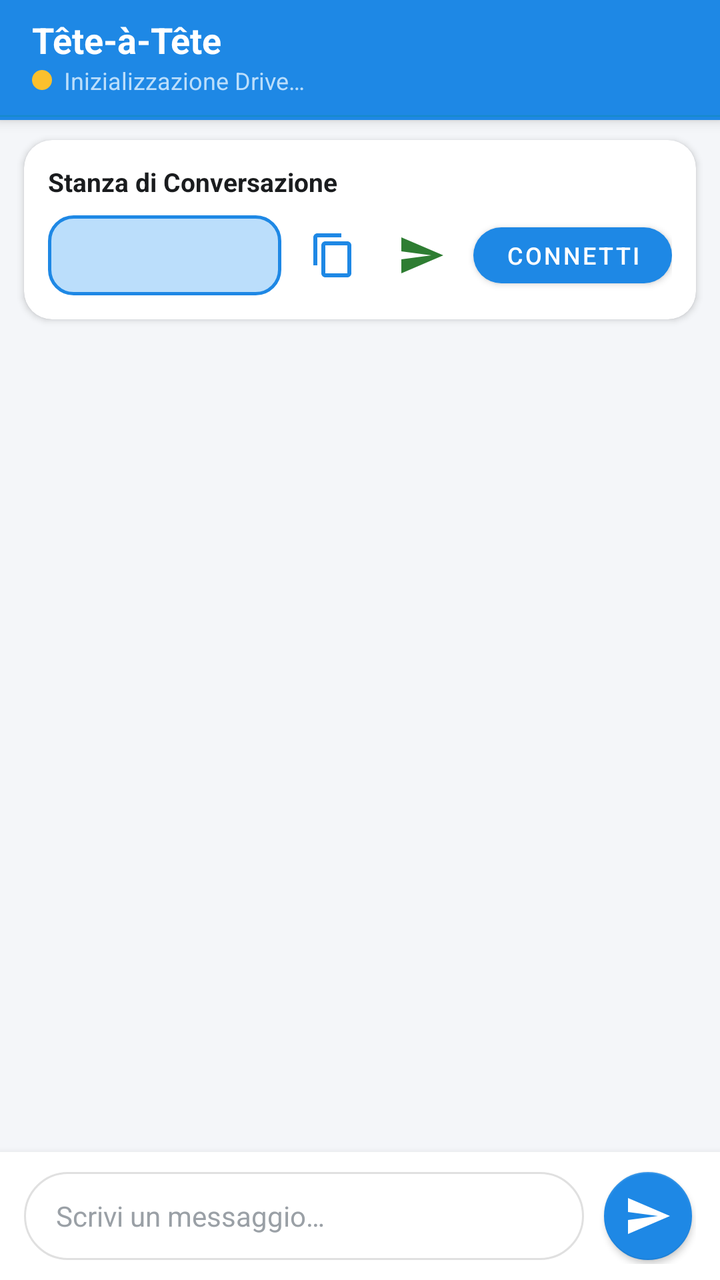
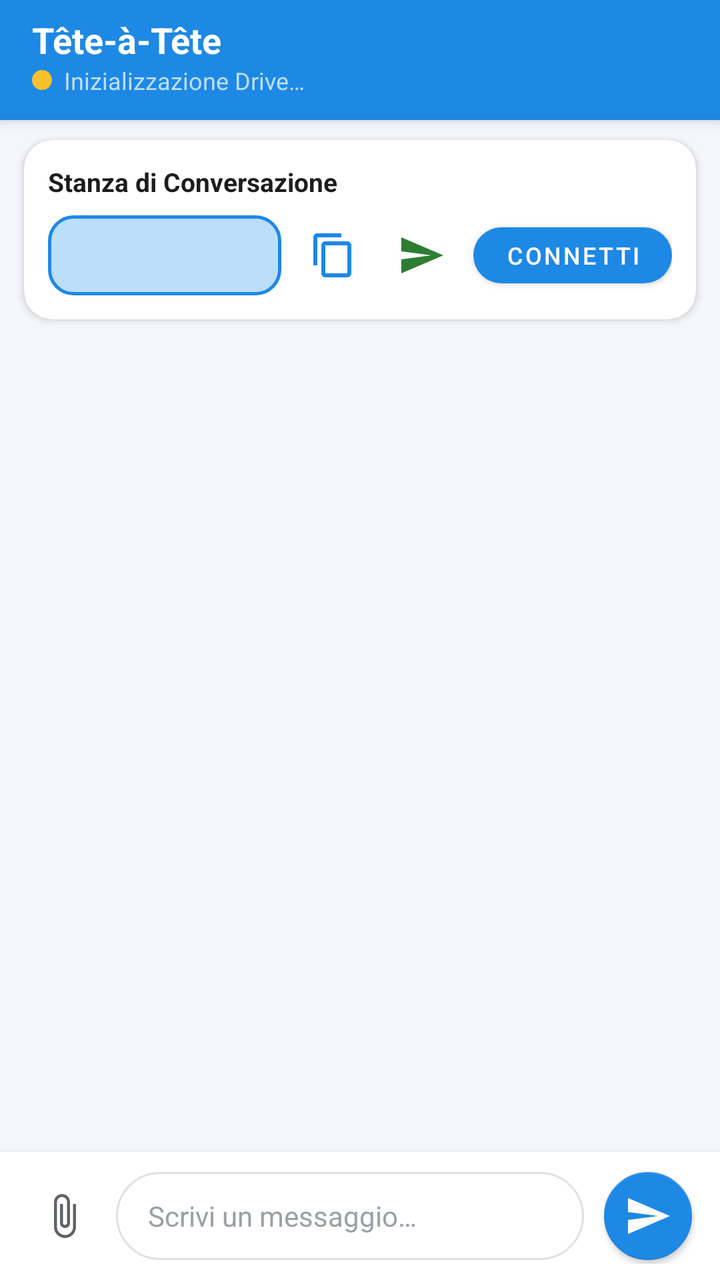

Two renders of the same Android screen: before a commit and after it. Below are the layout's source before the change and the commit's diff.
<!-- AndroidManifest.xml: application theme AppTheme -->
<!-- res/layout/activity_chat.xml -->
<?xml version="1.0" encoding="utf-8"?>
<androidx.coordinatorlayout.widget.CoordinatorLayout
    xmlns:android="http://schemas.android.com/apk/res/android"
    xmlns:app="http://schemas.android.com/apk/res-auto"
    xmlns:tools="http://schemas.android.com/tools"
    android:layout_width="match_parent"
    android:layout_height="match_parent"
    android:background="@color/background">

    
    <com.google.android.material.appbar.AppBarLayout
        android:id="@+id/appBarLayout"
        android:layout_width="match_parent"
        android:layout_height="wrap_content"
        android:theme="@style/ThemeOverlay.MaterialComponents.Dark.ActionBar">

        <androidx.appcompat.widget.Toolbar
            android:id="@+id/toolbar"
            android:layout_width="match_parent"
            android:layout_height="?attr/actionBarSize"
            android:background="@color/primary"
            app:popupTheme="@style/ThemeOverlay.MaterialComponents.Light">

            <LinearLayout
                android:layout_width="match_parent"
                android:layout_height="wrap_content"
                android:orientation="vertical">

                <TextView
                    android:id="@+id/toolbarTitle"
                    android:layout_width="wrap_content"
                    android:layout_height="wrap_content"
                    android:text="@string/app_name"
                    android:textColor="@color/surface"
                    android:textSize="18sp"
                    android:textStyle="bold" />

                <LinearLayout
                    android:layout_width="wrap_content"
                    android:layout_height="wrap_content"
                    android:gravity="center_vertical"
                    android:orientation="horizontal">

                    <ImageView
                        android:id="@+id/imgStatusLed"
                        android:layout_width="10dp"
                        android:layout_height="10dp"
                        android:layout_marginEnd="6dp"
                        android:contentDescription="Status LED"
                        android:src="@drawable/ic_led_yellow" />

                    <TextView
                        android:id="@+id/txtStatus"
                        android:layout_width="wrap_content"
                        android:layout_height="wrap_content"
                        android:text="@string/status_connecting"
                        android:textColor="@color/primaryLight"
                        android:textSize="12sp" />

                </LinearLayout>

            </LinearLayout>

        </androidx.appcompat.widget.Toolbar>

        
        <ProgressBar
            android:id="@+id/prgMain"
            style="?android:attr/progressBarStyleHorizontal"
            android:layout_width="match_parent"
            android:layout_height="4dp"
            android:indeterminate="true"
            android:indeterminateTint="@color/secondary"
            android:visibility="visible" />

    </com.google.android.material.appbar.AppBarLayout>

    
    <androidx.constraintlayout.widget.ConstraintLayout
        android:layout_width="match_parent"
        android:layout_height="match_parent"
        app:layout_behavior="@string/appbar_scrolling_view_behavior">

        
        <LinearLayout
            android:id="@+id/bannerNoConnection"
            android:layout_width="0dp"
            android:layout_height="wrap_content"
            android:background="@color/status_disconnected"
            android:gravity="center"
            android:orientation="horizontal"
            android:paddingStart="12dp"
            android:paddingTop="7dp"
            android:paddingEnd="12dp"
            android:paddingBottom="7dp"
            android:visibility="gone"
            app:layout_constraintEnd_toEndOf="parent"
            app:layout_constraintStart_toStartOf="parent"
            app:layout_constraintTop_toTopOf="parent">

            <ImageView
                android:layout_width="16dp"
                android:layout_height="16dp"
                android:contentDescription="@string/no_connection_msg"
                android:src="@drawable/ic_no_wifi"
                app:tint="@color/surface" />

            <TextView
                android:layout_width="wrap_content"
                android:layout_height="wrap_content"
                android:layout_marginStart="8dp"
                android:text="@string/no_connection_msg"
                android:textColor="@color/surface"
                android:textSize="12sp"
                android:textStyle="bold" />

        </LinearLayout>

        
        <com.google.android.material.card.MaterialCardView
            android:id="@+id/cardRoom"
            android:layout_width="0dp"
            android:layout_height="wrap_content"
            android:layout_marginStart="12dp"
            android:layout_marginTop="10dp"
            android:layout_marginEnd="12dp"
            app:cardBackgroundColor="@color/surface"
            app:cardCornerRadius="14dp"
            app:cardElevation="2dp"
            app:layout_constraintEnd_toEndOf="parent"
            app:layout_constraintStart_toStartOf="parent"
            app:layout_constraintTop_toBottomOf="@+id/bannerNoConnection">

            <LinearLayout
                android:layout_width="match_parent"
                android:layout_height="wrap_content"
                android:orientation="vertical"
                android:padding="12dp">

                <TextView
                    android:layout_width="wrap_content"
                    android:layout_height="wrap_content"
                    android:text="@string/room_title"
                    android:textColor="@color/text_primary"
                    android:textSize="13sp"
                    android:textStyle="bold" />

                <LinearLayout
                    android:layout_width="match_parent"
                    android:layout_height="wrap_content"
                    android:layout_marginTop="8dp"
                    android:gravity="center_vertical"
                    android:orientation="horizontal">

                    
                    <Spinner
                        android:id="@+id/roomSpinner"
                        android:layout_width="0dp"
                        android:layout_height="40dp"
                        android:layout_weight="1"
                        android:background="@drawable/bg_spinner"
                        android:paddingStart="8dp"
                        android:paddingEnd="8dp" />

                    
                    <ImageButton
                        android:id="@+id/btnPlay"
                        android:layout_width="40dp"
                        android:layout_height="40dp"
                        android:layout_marginStart="6dp"
                        android:background="?attr/selectableItemBackgroundBorderless"
                        android:contentDescription="@string/btn_copy_id"
                        android:src="@drawable/ic_content_copy" />

                    
                    <ImageButton
                        android:id="@+id/btnWhatsApp"
                        android:layout_width="40dp"
                        android:layout_height="40dp"
                        android:layout_marginStart="4dp"
                        android:background="?attr/selectableItemBackgroundBorderless"
                        android:contentDescription="Condividi su WhatsApp"
                        android:src="@drawable/ic_send_vector"
                        app:tint="@color/status_connected" />

                    
                    <com.google.android.material.button.MaterialButton
                        android:id="@+id/BtnCollega"
                        android:layout_width="wrap_content"
                        android:layout_height="40dp"
                        android:layout_marginStart="6dp"
                        android:text="@string/btn_connect"
                        android:textSize="12sp"
                        app:cornerRadius="20dp" />

                </LinearLayout>

            </LinearLayout>

        </com.google.android.material.card.MaterialCardView>

        
        <LinearLayout
            android:id="@+id/emptyStateLayout"
            android:layout_width="wrap_content"
            android:layout_height="wrap_content"
            android:gravity="center"
            android:orientation="vertical"
            android:padding="24dp"
            android:visibility="gone"
            app:layout_constraintBottom_toTopOf="@+id/bottomBar"
            app:layout_constraintEnd_toEndOf="parent"
            app:layout_constraintStart_toStartOf="parent"
            app:layout_constraintTop_toBottomOf="@+id/cardRoom">

            <ImageView
                android:layout_width="64dp"
                android:layout_height="64dp"
                android:alpha="0.6"
                android:contentDescription="@string/empty_chat_title"
                android:src="@mipmap/ic_launcher" />

            <TextView
                android:layout_width="wrap_content"
                android:layout_height="wrap_content"
                android:layout_marginTop="12dp"
                android:text="@string/empty_chat_title"
                android:textColor="@color/text_primary"
                android:textSize="16sp"
                android:textStyle="bold" />

            <TextView
                android:layout_width="260dp"
                android:layout_height="wrap_content"
                android:layout_marginTop="6dp"
                android:gravity="center"
                android:text="@string/empty_chat_subtitle"
                android:textColor="@color/text_secondary"
                android:textSize="13sp" />

        </LinearLayout>

        
        <androidx.recyclerview.widget.RecyclerView
            android:id="@+id/messagesContainer"
            android:layout_width="0dp"
            android:layout_height="0dp"
            android:clipToPadding="false"
            android:paddingTop="8dp"
            android:paddingBottom="8dp"
            app:layout_constraintBottom_toTopOf="@+id/bottomBar"
            app:layout_constraintEnd_toEndOf="parent"
            app:layout_constraintStart_toStartOf="parent"
            app:layout_constraintTop_toBottomOf="@+id/cardRoom" />

        
        <LinearLayout
            android:id="@+id/bottomBar"
            android:layout_width="0dp"
            android:layout_height="wrap_content"
            android:background="@color/surface"
            android:elevation="6dp"
            android:gravity="center_vertical"
            android:orientation="horizontal"
            android:paddingStart="12dp"
            android:paddingTop="8dp"
            android:paddingEnd="12dp"
            android:paddingBottom="8dp"
            app:layout_constraintBottom_toBottomOf="parent"
            app:layout_constraintEnd_toEndOf="parent"
            app:layout_constraintStart_toStartOf="parent">

            <EditText
                android:id="@+id/messageEdit"
                android:layout_width="0dp"
                android:layout_height="wrap_content"
                android:layout_weight="1"
                android:background="@drawable/bg_chat_input"
                android:hint="@string/type_message_hint"
                android:imeOptions="actionSend"
                android:inputType="textMultiLine|textCapSentences"
                android:maxLines="4"
                android:minHeight="44dp"
                android:paddingStart="16dp"
                android:paddingTop="10dp"
                android:paddingEnd="16dp"
                android:paddingBottom="10dp"
                android:textColor="@color/text_primary"
                android:textColorHint="@color/text_hint"
                android:textSize="14sp" />

            <com.google.android.material.floatingactionbutton.FloatingActionButton
                android:id="@+id/chatSendButton"
                android:layout_width="wrap_content"
                android:layout_height="wrap_content"
                android:layout_marginStart="8dp"
                android:contentDescription="@string/send"
                app:backgroundTint="@color/primary"
                app:elevation="2dp"
                app:fabCustomSize="44dp"
                app:srcCompat="@drawable/ic_send_vector"
                app:tint="@color/surface" />

        </LinearLayout>

    </androidx.constraintlayout.widget.ConstraintLayout>

</androidx.coordinatorlayout.widget.CoordinatorLayout>
<!-- resources referenced by this layout -->
<resources>
  <color name="background">#F4F6F9</color>
  <color name="primary">#1E88E5</color>
  <color name="primaryLight">#BBDEFB</color>
  <color name="secondary">#00897B</color>
  <color name="status_connected">#2E7D32</color>
  <color name="status_disconnected">#C62828</color>
  <color name="surface">#FFFFFF</color>
  <color name="text_hint">#9AA0A6</color>
  <color name="text_primary">#1A1C1E</color>
  <color name="text_secondary">#5F6368</color>
  <!-- drawable bg_chat_input (drawable) -->
  <?xml version="1.0" encoding="utf-8"?>
  <shape xmlns:android="http://schemas.android.com/apk/res/android"
      android:shape="rectangle">
      <solid android:color="@color/surface" />
      <stroke
          android:width="1dp"
          android:color="@color/divider" />
      <corners android:radius="24dp" />
  </shape>
  <!-- drawable bg_spinner (drawable) -->
  <?xml version="1.0" encoding="utf-8"?>
  <shape xmlns:android="http://schemas.android.com/apk/res/android"
      android:shape="rectangle">
      <solid android:color="@color/primaryLight" />
      <stroke
          android:width="1.5dp"
          android:color="@color/primary" />
      <corners android:radius="12dp" />
  </shape>
  <!-- drawable ic_content_copy (drawable) -->
  <vector xmlns:android="http://schemas.android.com/apk/res/android"
      android:width="24dp"
      android:height="24dp"
      android:viewportWidth="24"
      android:viewportHeight="24">
      <path
          android:fillColor="@color/primary"
          android:pathData="M16,1H4c-1.1,0 -2,0.9 -2,2v14h2V3h12V1zm3,4H8c-1.1,0 -2,0.9 -2,2v14c0,1.1 0.9,2 2,2h11c1.1,0 2,-0.9 2,-2V7c0,-1.1 -0.9,-2 -2,-2zm0,16H8V7h11v14z" />
  </vector>
  <!-- drawable ic_led_yellow (drawable) -->
  <?xml version="1.0" encoding="utf-8"?>
  <shape xmlns:android="http://schemas.android.com/apk/res/android"
      android:shape="oval">
      <solid android:color="#FBC02D" />
      <size
          android:width="12dp"
          android:height="12dp" />
  </shape>
  <!-- drawable ic_send_vector (drawable) -->
  <vector xmlns:android="http://schemas.android.com/apk/res/android"
      android:width="24dp"
      android:height="24dp"
      android:viewportWidth="24"
      android:viewportHeight="24">
      <path
          android:fillColor="@color/surface"
          android:pathData="M2.01,21L23,12 2.01,3 2,10l15,2 -15,2z" />
  </vector>
  <string name="app_name">Tête-à-Tête</string>
  <string name="btn_connect">Connetti</string>
  <string name="btn_copy_id">Copia ID</string>
  <string name="empty_chat_subtitle">Condividi il tuo ID con il contatto o incolla il suo ID per iniziare a chattare in modo privato.</string>
  <string name="empty_chat_title">Nessun messaggio ancora</string>
  <string name="no_connection_msg">Nessuna connessione a Internet</string>
  <string name="room_title">Stanza di Conversazione</string>
  <string name="send">Invia</string>
  <string name="status_connecting">Inizializzazione Drive…</string>
  <string name="type_message_hint">Scrivi un messaggio…</string>
  <color name="divider">#E0E0E0</color>
  <color name="primaryVariant">#1565C0</color>
  <color name="secondaryVariant">#00695C</color>
  <!-- unchanged entries left out for length: 3 -->
</resources>

<!-- the commit's change to res/layout/activity_chat.xml (unified diff, before → after) -->
@@ -269,6 +269,17 @@
             app:layout_constraintBottom_toBottomOf="parent"
             app:layout_constraintEnd_toEndOf="parent"
             app:layout_constraintStart_toStartOf="parent">
+
+            
+            <ImageButton
+                android:id="@+id/btnAttach"
+                android:layout_width="40dp"
+                android:layout_height="40dp"
+                android:layout_marginEnd="6dp"
+                android:background="?attr/selectableItemBackgroundBorderless"
+                android:contentDescription="Allegato documento"
+                android:src="@drawable/ic_attach_file"
+                app:tint="@color/text_secondary" />
 
             <EditText
                 android:id="@+id/messageEdit"
<!-- resource entries referenced after the edit -->
@@ -30,6 +30,16 @@
           android:color="@color/primary" />
       <corners android:radius="12dp" />
   </shape>
+  <!-- drawable ic_attach_file (drawable) -->
+  <vector xmlns:android="http://schemas.android.com/apk/res/android"
+      android:width="24dp"
+      android:height="24dp"
+      android:viewportWidth="24"
+      android:viewportHeight="24">
+    <path
+        android:fillColor="#757575"
+        android:pathData="M16.5,6v11.5c0,2.21 -1.79,4 -4,4s-4,-1.79 -4,-4V5c0,-1.38 1.12,-2.5 2.5,-2.5s2.5,1.12 2.5,2.5v10.5c0,0.55 -0.45,1 -1,1s-1,-0.45 -1,-1V6H10v9.5c0,1.38 1.12,2.5 2.5,2.5s2.5,-1.12 2.5,-2.5V5c0,-2.21 -1.79,-4 -4,-4S7,2.79 7,5v12.5c0,3.04 2.46,5.5 5.5,5.5s5.5,-2.46 5.5,-5.5V6h-1.5z"/>
+  </vector>
   <!-- drawable ic_content_copy (drawable) -->
   <vector xmlns:android="http://schemas.android.com/apk/res/android"
       android:width="24dp"
